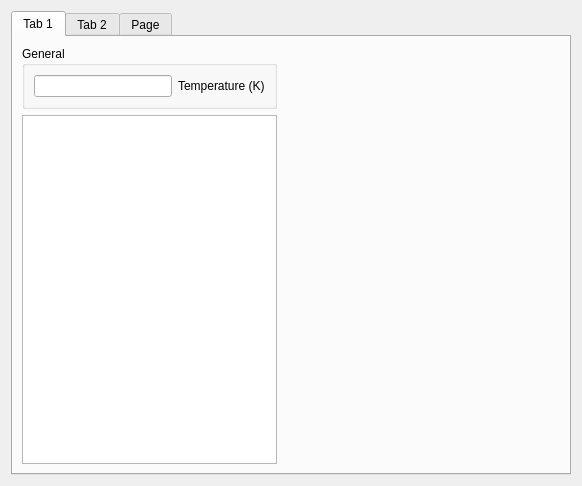
This is modules/ViennaMini/viennaminiform.ui in viennamos/viennamos-dev as Qt 5 draws it before an edit. The edited form follows.
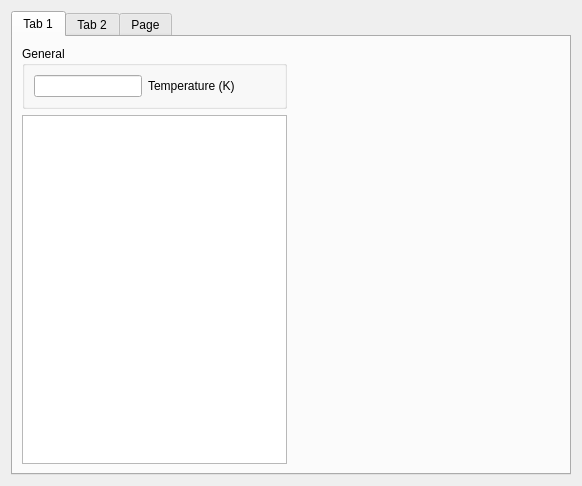
This is the edited form.

Diff of the .ui file:
```diff
--- a/modules/ViennaMini/viennaminiform.ui
+++ b/modules/ViennaMini/viennaminiform.ui
@@ -30,9 +30,6 @@
           <string>General</string>
          </property>
          <layout class="QGridLayout" name="gridLayout_11">
-          <item row="0" column="0">
-           <widget class="QLineEdit" name="lineEditTemp"/>
-          </item>
           <item row="0" column="1">
            <widget class="QLabel" name="label_2">
             <property name="text">
@@ -40,6 +37,22 @@
             </property>
            </widget>
           </item>
+          <item row="0" column="0">
+           <widget class="QLineEdit" name="lineEditTemp"/>
+          </item>
+          <item row="0" column="2">
+           <spacer name="horizontalSpacer_3">
+            <property name="orientation">
+             <enum>Qt::Horizontal</enum>
+            </property>
+            <property name="sizeHint" stdset="0">
+             <size>
+              <width>40</width>
+              <height>20</height>
+             </size>
+            </property>
+           </spacer>
+          </item>
          </layout>
         </widget>
        </item>
@@ -50,7 +63,7 @@
          </property>
          <property name="sizeHint" stdset="0">
           <size>
-           <width>272</width>
+           <width>258</width>
            <height>20</height>
           </size>
          </property>
@@ -66,7 +79,7 @@
          </property>
          <property name="sizeHint" stdset="0">
           <size>
-           <width>278</width>
+           <width>264</width>
            <height>347</height>
           </size>
          </property>
```
